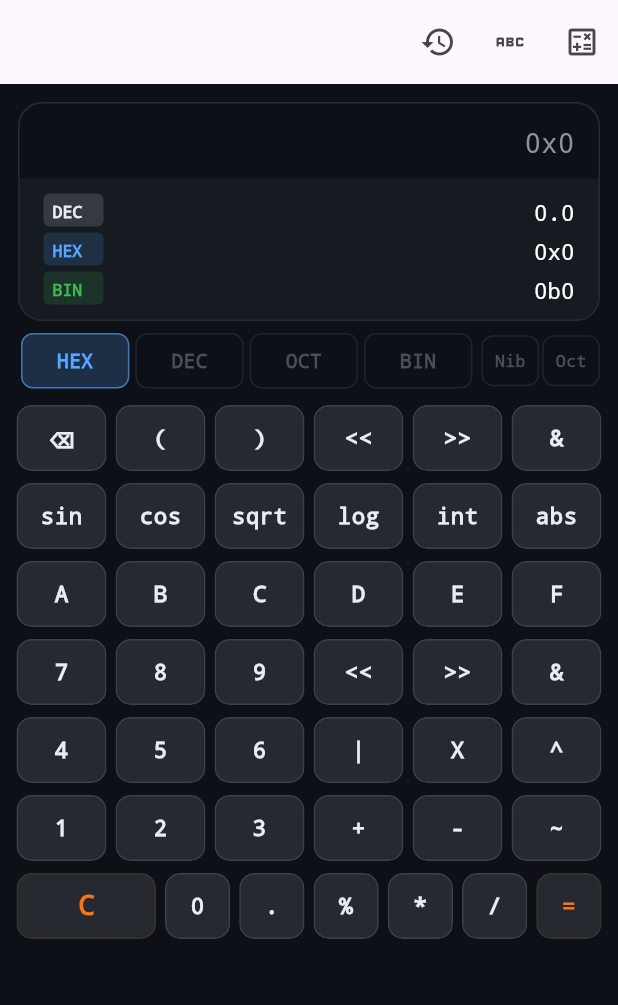
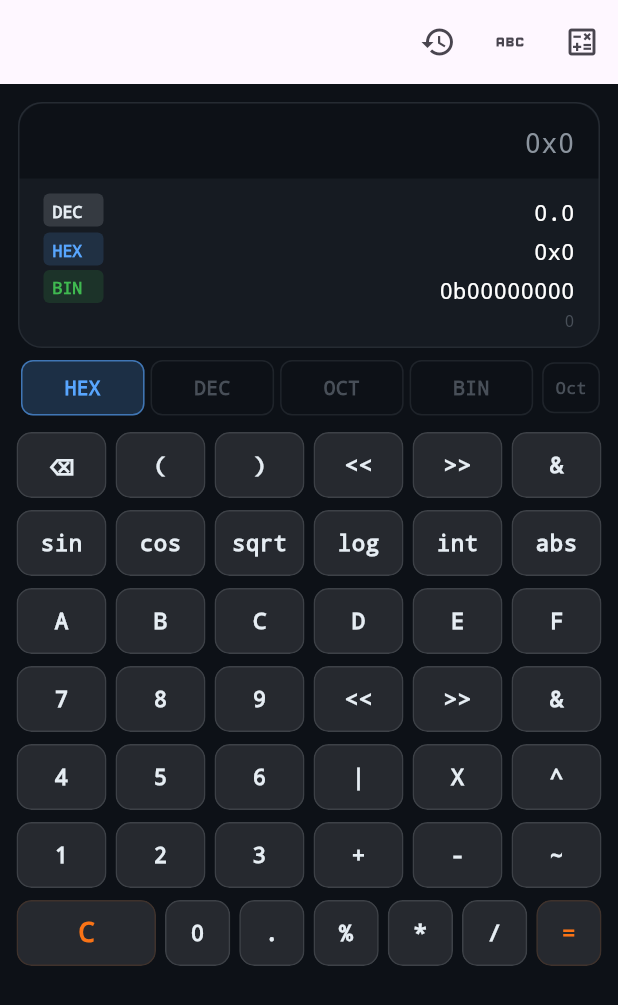
Before and after one commit to siliconvalleyar-oss/programmer_calc, a Flutter app: the screen it shows after launch, on a phone screen of 412 x 824 dp. Shown: the top 1005 px of the screen. Run offline on Flutter 3.47's test engine with Material 3 defaults, Android fonts, the phone set to English and light mode, and no system bars.

Commit message:
pcalc: binary byte grouping (8-bit) with position labels, remove nibble mode

```diff
--- a/lib/engine/calculator_engine.dart
+++ b/lib/engine/calculator_engine.dart
@@ -369,22 +369,36 @@ class CalculatorEngine {
     return intVal.toRadixString(8);
   }
 
-  String formatBin(num value, {bool nibble = false}) {
+  String formatBin(num value) {
     final intVal = value.toInt() & 0xFFFFFFFF;
     var s = intVal.toRadixString(2);
-    if (nibble) {
-      final pad = (4 - s.length % 4) % 4;
+    final pad = (8 - s.length % 8) % 8;
     s = s.padLeft(s.length + pad, '0');
     final buf = StringBuffer();
     for (var i = 0; i < s.length; i++) {
-        if (i > 0 && i % 4 == 0) buf.write(' ');
+      if (i > 0 && i % 8 == 0) buf.write(' ');
       buf.write(s[i]);
     }
     return buf.toString();
   }
-    return s;
+
+  String formatBinLabels(num value) {
+    final binStr = formatBin(value);
+    final groups = binStr.split(' ');
+    final buf = StringBuffer();
+    int currentPos = 0;
+    for (int g = 0; g < groups.length; g++) {
+      final group = groups[g];
+      final label = (g * 8).toString();
+      final labelEnd = currentPos + group.length - 1;
+      final labelStart = labelEnd - label.length + 1;
+      final spaces = labelStart - buf.length;
+      if (spaces > 0) buf.write(''.padLeft(spaces));
+      buf.write(label);
+      currentPos += group.length + 1;
+    }
+    return buf.toString();
   }
 
-  bool nibbleMode = false;
   bool showOctal = false;
 }
--- a/lib/home_screen.dart
+++ b/lib/home_screen.dart
@@ -160,10 +160,6 @@ class _HomeScreenState extends State<HomeScreen> {
     _resetToBase();
   }
 
-  void _toggleNibble() {
-    setState(() => _engine.nibbleMode = !_engine.nibbleMode);
-  }
-
   void _toggleOctal() {
     setState(() => _engine.showOctal = !_engine.showOctal);
   }
@@ -232,7 +228,6 @@ class _HomeScreenState extends State<HomeScreen> {
             result: _result,
             error: _error,
             showOctal: _engine.showOctal,
-            nibbleMode: _engine.nibbleMode,
             engine: _engine,
           ),
           _buildBaseSelector(baseColor),
@@ -303,8 +298,6 @@ class _HomeScreenState extends State<HomeScreen> {
             ),
           )),
           const SizedBox(width: 4),
-          _miniToggle('Nib', _engine.nibbleMode, _toggleNibble),
-          const SizedBox(width: 2),
           _miniToggle('Oct', _engine.showOctal, _toggleOctal),
         ],
       ),
--- a/lib/widgets/calc_display.dart
+++ b/lib/widgets/calc_display.dart
@@ -7,7 +7,6 @@ class CalcDisplay extends StatelessWidget {
   final num? result;
   final String? error;
   final bool showOctal;
-  final bool nibbleMode;
   final CalculatorEngine engine;
 
   const CalcDisplay({
@@ -16,7 +15,6 @@ class CalcDisplay extends StatelessWidget {
     this.result,
     this.error,
     this.showOctal = false,
-    this.nibbleMode = false,
     required this.engine,
   });
 
@@ -63,10 +61,12 @@ class CalcDisplay extends StatelessWidget {
 
   Widget _buildResultDisplays() {
     final v = result!;
+    final binValue = engine.formatBin(v);
+    final binLabels = engine.formatBinLabels(v);
     final rows = <Widget>[
       _resultRow('DEC', AppTheme.decColor, engine.formatDec(v)),
       _resultRow('HEX', AppTheme.hexColor, '0x${engine.formatHex(v)}'),
-      _resultRow('BIN', AppTheme.binColor, '0b${engine.formatBin(v, nibble: nibbleMode)}'),
+      _binRow(binValue, binLabels),
     ];
     if (showOctal) {
       rows.add(_resultRow('OCT', AppTheme.octColor, '0o${engine.formatOct(v)}'));
@@ -76,6 +76,44 @@ class CalcDisplay extends StatelessWidget {
       child: DefaultTextStyle(
         style: const TextStyle(fontFamily: 'monospace', fontSize: 14, height: 1.6),
         child: Column(crossAxisAlignment: CrossAxisAlignment.stretch, children: rows),
+      ),
+    );
+  }
+
+  Widget _binRow(String binValue, String binLabels) {
+    return Padding(
+      padding: const EdgeInsets.symmetric(vertical: 1),
+      child: Row(
+        crossAxisAlignment: CrossAxisAlignment.start,
+        children: [
+          Container(
+            width: 40,
+            padding: const EdgeInsets.symmetric(horizontal: 6, vertical: 2),
+            decoration: BoxDecoration(
+              color: AppTheme.binColor.withValues(alpha: 0.15),
+              borderRadius: BorderRadius.circular(4),
+            ),
+            child: Text('BIN', style: TextStyle(color: AppTheme.binColor, fontSize: 11, fontWeight: FontWeight.w700)),
+          ),
+          const SizedBox(width: 12),
+          Expanded(
+            child: Column(
+              crossAxisAlignment: CrossAxisAlignment.end,
+              children: [
+                Text(
+                  '0b$binValue',
+                  style: const TextStyle(color: Colors.white, fontSize: 15),
+                  textAlign: TextAlign.right,
+                ),
+                Text(
+                  ' $binLabels',
+                  style: const TextStyle(color: AppTheme.textDim, fontSize: 11),
+                  textAlign: TextAlign.right,
+                ),
+              ],
+            ),
+          ),
+        ],
       ),
     );
   }
```
Lines whose indentation alone changed are shown as unchanged.
